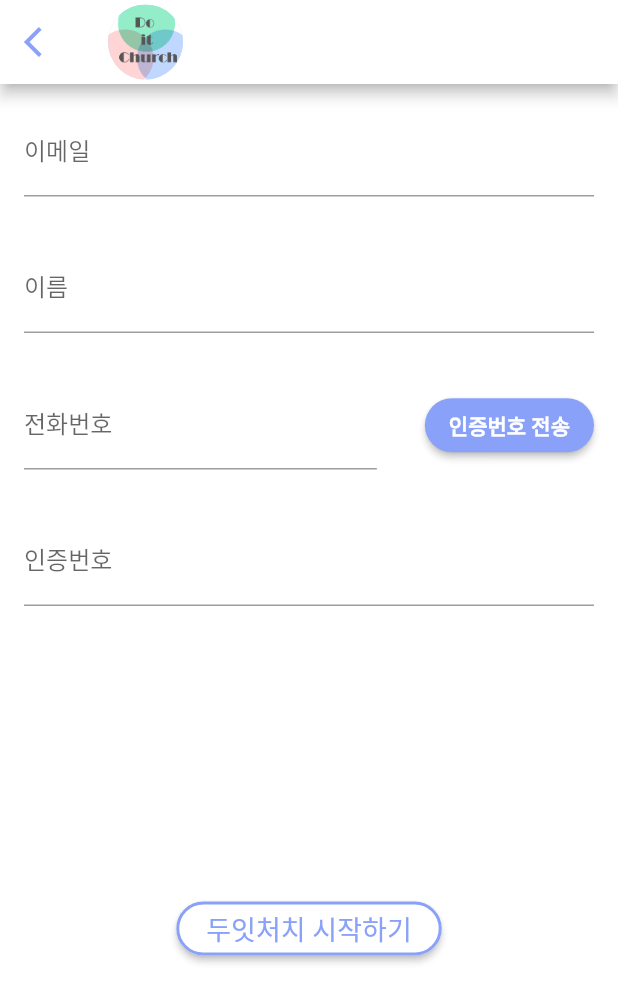
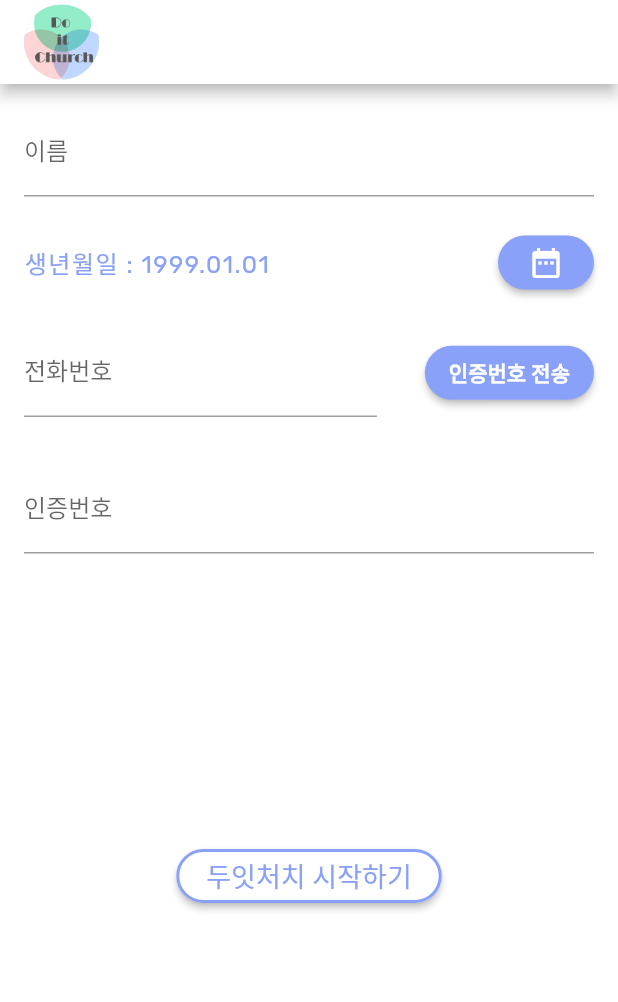
Before and after one commit to alexcho617/do-it-church, a Flutter app: the RegisterRoute screen opened directly, after a tap on "두잇처치 시작하기", on a phone screen of 412 x 824 dp. Shown: the top 1002 px of the screen. Run offline on Flutter 3.47's test engine with Material 2 defaults, Android fonts, the phone set to English and light mode, and no system bars; our stand-ins replace cloud_firestore, firebase_auth, firebase_core, like_button; accounts and stored records are empty; network calls fail.

Commit message:
refactored noticeDetail

```diff
--- a/lib/components/customUser.dart
+++ b/lib/components/customUser.dart
@@ -1,7 +1,13 @@
 class CustomUser {
-  CustomUser({this.name, this.email, this.password, this.phoneNumber});
+  CustomUser(
+      {this.name,
+      this.password,
+      this.phoneNumber,
+      this.birthdate,
+      this.gender});
   var name;
   var phoneNumber;
-  var email;
   var password;
+  var birthdate;
+  var gender;
 }
--- a/lib/screens/notice_list.dart
+++ b/lib/screens/notice_list.dart
@@ -184,7 +184,9 @@ class NoticeBuilder extends StatelessWidget {
               ],
             ),
           ),
-          ScreenDivider(),
+          ScreenDivider(
+            color: Colors.grey,
+          ),
         ],
       ),
     );
--- a/lib/screens/notice_new.dart
+++ b/lib/screens/notice_new.dart
@@ -124,6 +124,7 @@ class _NoticeAddRouteState extends State<NoticeAddRoute> {
                 ),
                 Divider(),
                 TextField(
+                  maxLines: null,
                   onChanged: (value4) => notice.contents = value4,
                   decoration: InputDecoration(
                     border: InputBorder.none,
--- a/lib/screens/register.dart
+++ b/lib/screens/register.dart
@@ -2,7 +2,6 @@ import 'package:flutter/material.dart';
 
 import '../components/customUser.dart';
 import 'package:do_it_church/constants.dart';
-
 import 'landing_route.dart';
 
 import 'package:firebase_auth/firebase_auth.dart';
@@ -49,7 +48,8 @@ class _RegisterRouteState extends State<RegisterRoute> {
         });
 
         await _firestore.collection('Users').doc(loggedInUser.uid).set({
-          'email': myUser.email,
+          'birthdate': myUser.birthdate,
+          'gender': myUser.gender,
           'name': myUser.name,
           'phone_num': myUser.phoneNumber,
           'uid': loggedInUser.uid
@@ -66,13 +66,6 @@ class _RegisterRouteState extends State<RegisterRoute> {
   Widget build(BuildContext context) {
     return Scaffold(
       appBar: AppBar(
-        leading: IconButton(
-          icon: Icon(Icons.arrow_back_ios),
-          onPressed: () {
-            Navigator.pop(context);
-          },
-        ),
-        //title: Text('회원가입'),
         title: Hero(
           tag: 'logo',
           child: CircleAvatar(
@@ -84,25 +77,11 @@ class _RegisterRouteState extends State<RegisterRoute> {
       ),
       body: Column(
         children: [
-          Row(
-            mainAxisAlignment: MainAxisAlignment.spaceBetween,
-            children: [
-              Flexible(
-                child: Padding(
-                  padding: const EdgeInsets.all(16.0),
-                  child: TextField(
-                    onChanged: (textEmail) => myUser.email = textEmail,
-                    decoration: const InputDecoration(labelText: "이메일"),
-                  ),
-                ),
-              ),
-            ],
-          ),
           Flexible(
             child: Padding(
               padding: const EdgeInsets.all(16.0),
               child: TextField(
-                onChanged: (textName) => myUser.name = textName,
+                onChanged: (value) => myUser.name = value,
                 decoration: const InputDecoration(labelText: "이름"),
               ),
             ),
@@ -113,9 +92,36 @@ class _RegisterRouteState extends State<RegisterRoute> {
               Flexible(
                 child: Padding(
                   padding: const EdgeInsets.all(16.0),
+                  child: Text(
+                    '생년월일 : ${myUser.birthdate ?? '1999.01.01'}',
+                    style: kRegularTextStyle,
+                  ),
+                ),
+              ),
+              Padding(
+                padding: const EdgeInsets.symmetric(horizontal: 16.0),
+                child: ElevatedButton(
+                  onPressed: () {},
+                  child: Icon(Icons.date_range),
+                  style: ButtonStyle(
+                    shape: MaterialStateProperty.all(RoundedRectangleBorder(
+                        borderRadius: BorderRadius.circular(30.0))),
+                    backgroundColor:
+                        MaterialStateProperty.all<Color>(Color(0xFF89A1F8)),
+                  ),
+                ),
+              ),
+            ],
+          ),
+          Row(
+            mainAxisAlignment: MainAxisAlignment.spaceBetween,
+            children: [
+              Flexible(
+                child: Padding(
+                  padding: const EdgeInsets.all(16.0),
                   child: TextField(
                     controller: phoneController,
-                    onChanged: (textPhone) => myUser.phoneNumber = textPhone,
+                    onChanged: (value) => myUser.phoneNumber = value,
                     decoration: const InputDecoration(labelText: "전화번호"),
                   ),
                 ),
@@ -138,7 +144,6 @@ class _RegisterRouteState extends State<RegisterRoute> {
                         '+8210' + phoneController.text;
                     await _auth.verifyPhoneNumber(
                       phoneNumber: processedPhoneNumber,
-                      //phoneNumber: phoneController.text,
                       verificationCompleted: (phoneAuthCredential) async {
                         setState(() {
                           print('verificationCompleted');
@@ -224,8 +229,9 @@ class _RegisterRouteState extends State<RegisterRoute> {
                 } catch (e) {
                   print(e);
                 }
-                print(myUser.email);
                 print(myUser.name);
+                print(myUser.birthdate);
+                print(myUser.gender);
                 print(myUser.phoneNumber);
                 setState(() {
                   //To change state here
```
Also changed, not shown: lib/components/NoticeDetailHeader.dart (added, +46 -0 lines), lib/components/ScreenDivider.dart (+5 -3 lines), lib/constants.dart (+11 -3 lines), lib/screens/login.dart (+2 -24 lines), lib/screens/notice_detail.dart (+219 -271 lines), images/backtologinbtn.png (deleted), images/find_id_btn.png (deleted), images/minwoo.jpg (added).
